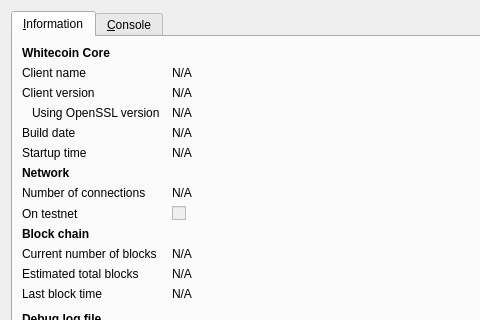
First picture: the form in src/qt/forms/rpcconsole.ui, repository magi-retro/peercoin, before the edit; both pictures show x 0 to 480 and y 0 to 320 of the 740 by 450 pixel window.
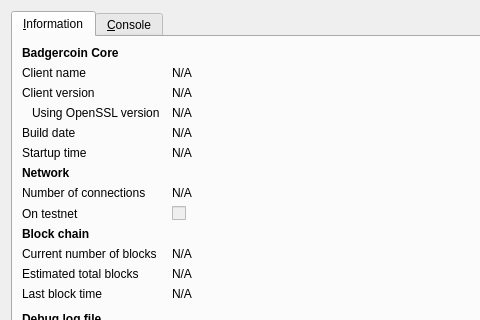
Second picture: the form after the edit. Icons and pictures are not drawn.

Patch:
```diff
--- a/src/qt/forms/rpcconsole.ui
+++ b/src/qt/forms/rpcconsole.ui
@@ -36,7 +36,7 @@
           </font>
          </property>
          <property name="text">
-          <string>Whitecoin Core</string>
+          <string>Badgercoin Core</string>
          </property>
         </widget>
        </item>
```
Left out of the diff: 6 changed lines with no effect on the pictures.
